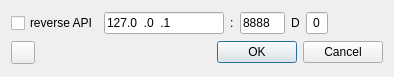
Before: the Qt Designer form sdrgui/gui/basicdevicesettingsdialog.ui in f4exb/sdrangel, drawn with Qt 5.
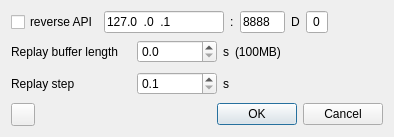
After: the same form once the commit is applied. Icons and pictures are not drawn.

Commit message: Add instant replay

Diff of the .ui file:
```diff
--- a/sdrgui/gui/basicdevicesettingsdialog.ui
+++ b/sdrgui/gui/basicdevicesettingsdialog.ui
@@ -7,7 +7,7 @@
     <x>0</x>
     <y>0</y>
     <width>394</width>
-    <height>77</height>
+    <height>137</height>
    </rect>
   </property>
   <property name="font">
@@ -133,6 +133,131 @@
      </item>
     </layout>
    </item>
+   <item>
+    <layout class="QHBoxLayout" name="replayOffsetLayout">
+     <item>
+      <widget class="QLabel" name="replayLengthLabel">
+       <property name="minimumSize">
+        <size>
+         <width>120</width>
+         <height>0</height>
+        </size>
+       </property>
+       <property name="text">
+        <string>Replay buffer length</string>
+       </property>
+      </widget>
+     </item>
+     <item>
+      <widget class="QDoubleSpinBox" name="replayLength">
+       <property name="minimumSize">
+        <size>
+         <width>80</width>
+         <height>0</height>
+        </size>
+       </property>
+       <property name="toolTip">
+        <string>Length of replay buffer in seconds</string>
+       </property>
+       <property name="decimals">
+        <number>1</number>
+       </property>
+       <property name="maximum">
+        <double>100000.000000000000000</double>
+       </property>
+      </widget>
+     </item>
+     <item>
+      <widget class="QLabel" name="replayLengthUnits">
+       <property name="text">
+        <string>s</string>
+       </property>
+      </widget>
+     </item>
+     <item>
+      <widget class="QLabel" name="replayLengthSize">
+       <property name="toolTip">
+        <string>Size of replay buffer in megabytes</string>
+       </property>
+       <property name="text">
+        <string>(100MB)</string>
+       </property>
+      </widget>
+     </item>
+     <item>
+      <spacer name="replayOffsetSpacer">
+       <property name="orientation">
+        <enum>Qt::Horizontal</enum>
+       </property>
+       <property name="sizeHint" stdset="0">
+        <size>
+         <width>40</width>
+         <height>20</height>
+        </size>
+       </property>
+      </spacer>
+     </item>
+    </layout>
+   </item>
+   <item>
+    <layout class="QHBoxLayout" name="replayStepLayout">
+     <item>
+      <widget class="QLabel" name="replayStepLabel">
+       <property name="minimumSize">
+        <size>
+         <width>120</width>
+         <height>0</height>
+        </size>
+       </property>
+       <property name="text">
+        <string>Replay step</string>
+       </property>
+      </widget>
+     </item>
+     <item>
+      <widget class="QDoubleSpinBox" name="replayStep">
+       <property name="minimumSize">
+        <size>
+         <width>80</width>
+         <height>0</height>
+        </size>
+       </property>
+       <property name="toolTip">
+        <string>Step time in seconds</string>
+       </property>
+       <property name="decimals">
+        <number>1</number>
+       </property>
+       <property name="minimum">
+        <double>0.100000000000000</double>
+       </property>
+       <property name="maximum">
+        <double>1000.000000000000000</double>
+       </property>
+      </widget>
+     </item>
+     <item>
+      <widget class="QLabel" name="replayStepUnits">
+       <property name="text">
+        <string>s</string>
+       </property>
+      </widget>
+     </item>
+     <item>
+      <spacer name="replayStepSpacer">
+       <property name="orientation">
+        <enum>Qt::Horizontal</enum>
+       </property>
+       <property name="sizeHint" stdset="0">
+        <size>
+         <width>40</width>
+         <height>20</height>
+        </size>
+       </property>
+      </spacer>
+     </item>
+    </layout>
+   </item>
    <item>
     <layout class="QHBoxLayout" name="horizontalLayout">
      <item>
```
The commit also changes 40 other files.
